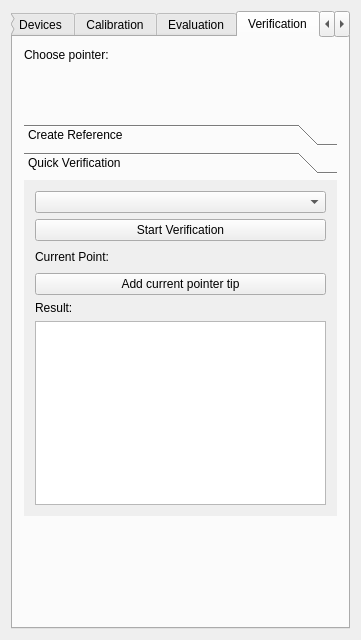
First picture: the form in Plugins/org.mitk.gui.qt.usnavigation/src/internal/UltrasoundCalibrationControls.ui, repository MITK/MITK, before the edit.
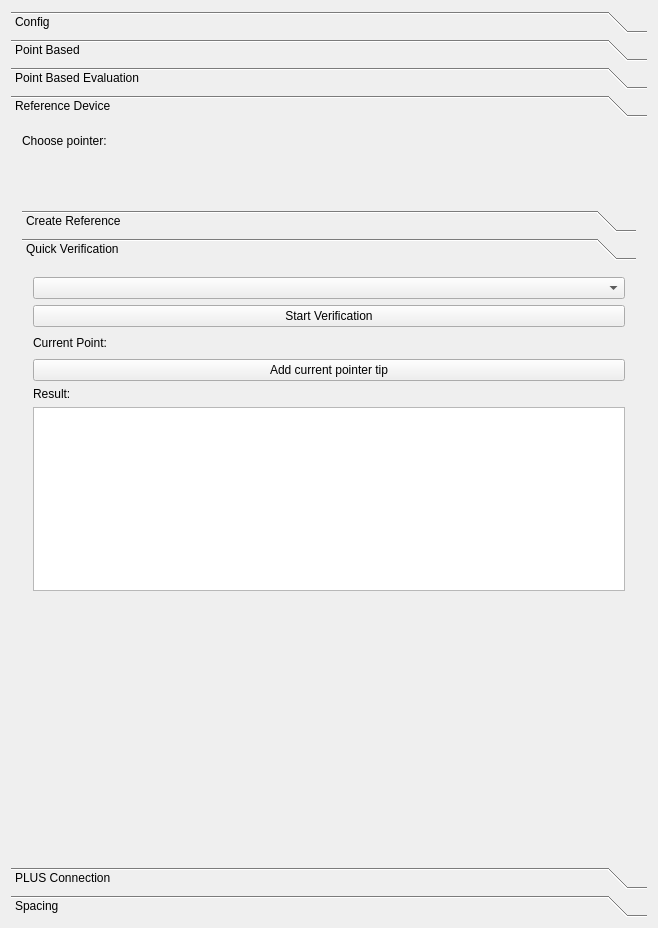
Second picture: the form after the edit. The open tabs and pages were chosen to show the change. Custom widgets are drawn as their Qt base class.

Commit message:
Changes layout of USCalibration from TabWidget to ToolBox
First step in revising the USCalibrations UI. Changed the TabWidget into a
ToolBox. Next step is to group the different pages according to their
functionsl.

```diff
--- a/Plugins/org.mitk.gui.qt.usnavigation/src/internal/UltrasoundCalibrationControls.ui
+++ b/Plugins/org.mitk.gui.qt.usnavigation/src/internal/UltrasoundCalibrationControls.ui
@@ -9,8 +9,8 @@
    <rect>
     <x>0</x>
     <y>0</y>
-    <width>340</width>
-    <height>640</height>
+    <width>658</width>
+    <height>928</height>
    </rect>
   </property>
   <property name="minimumSize">
@@ -24,19 +24,16 @@
   </property>
   <layout class="QVBoxLayout" name="verticalLayout">
    <item>
-    <widget class="QTabWidget" name="m_TabWidget">
+    <widget class="QToolBox" name="m_ToolBox">
      <property name="sizePolicy">
       <sizepolicy hsizetype="Preferred" vsizetype="Preferred">
        <horstretch>0</horstretch>
        <verstretch>0</verstretch>
       </sizepolicy>
      </property>
-     <property name="currentIndex">
-      <number>1</number>
-     </property>
-     <widget class="QWidget" name="t1devices">
-      <attribute name="title">
-       <string>Devices</string>
+     <widget class="QWidget" name="m_config" native="true">
+      <attribute name="label">
+       <string>Config</string>
       </attribute>
       <layout class="QVBoxLayout" name="verticalLayout_2">
        <item>
@@ -64,12 +61,15 @@
        </item>
       </layout>
      </widget>
-     <widget class="QWidget" name="t2calibration">
-      <property name="enabled">
-       <bool>true</bool>
+     <widget class="QWidget" name="m_Calibration" native="true">
+      <property name="toolTipDuration">
+       <number>0</number>
       </property>
-      <attribute name="title">
-       <string>Calibration</string>
+      <property name="accessibleName">
+       <string/>
+      </property>
+      <attribute name="label">
+       <string>Point Based</string>
       </attribute>
       <layout class="QVBoxLayout" name="verticalLayout_4">
        <item>
@@ -274,9 +274,9 @@
        </item>
       </layout>
      </widget>
-     <widget class="QWidget" name="tab">
-      <attribute name="title">
-       <string>Evaluation</string>
+     <widget class="QWidget" name="m_PointBasedEvaluation" native="true">
+      <attribute name="label">
+       <string>Point Based Evaluation</string>
       </attribute>
       <layout class="QVBoxLayout" name="verticalLayout_3">
        <item>
@@ -487,9 +487,9 @@
        </item>
       </layout>
      </widget>
-     <widget class="QWidget" name="tab_2">
-      <attribute name="title">
-       <string>Verification</string>
+     <widget class="QWidget" name="m_ReferenceDevice" native="true">
+      <attribute name="label">
+       <string>Reference Device</string>
       </attribute>
       <layout class="QVBoxLayout" name="verticalLayout_5">
        <item>
@@ -564,8 +564,8 @@
            <rect>
             <x>0</x>
             <y>0</y>
-            <width>140</width>
-            <height>220</height>
+            <width>622</width>
+            <height>312</height>
            </rect>
           </property>
           <attribute name="label">
@@ -649,12 +649,9 @@
        </item>
       </layout>
      </widget>
-     <widget class="QWidget" name="t5PlusCalib">
-      <property name="enabled">
-       <bool>true</bool>
-      </property>
-      <attribute name="title">
-       <string>PLUS Calibration</string>
+     <widget class="QWidget" name="m_PlusCalibration" native="true">
+      <attribute name="label">
+       <string>PLUS Connection</string>
       </attribute>
       <widget class="QWidget" name="verticalLayoutWidget">
        <property name="geometry">
@@ -831,11 +828,8 @@
        </widget>
       </widget>
      </widget>
-     <widget class="QWidget" name="t6Spacing">
-      <property name="enabled">
-       <bool>false</bool>
-      </property>
-      <attribute name="title">
+     <widget class="QWidget" name="m_Spacing" native="true">
+      <attribute name="label">
        <string>Spacing</string>
       </attribute>
       <widget class="QListWidget" name="m_SpacingPointsList">
```
Left out of the diff: 4 changed lines with no effect on the pictures. The commit also changes 1 other file.
